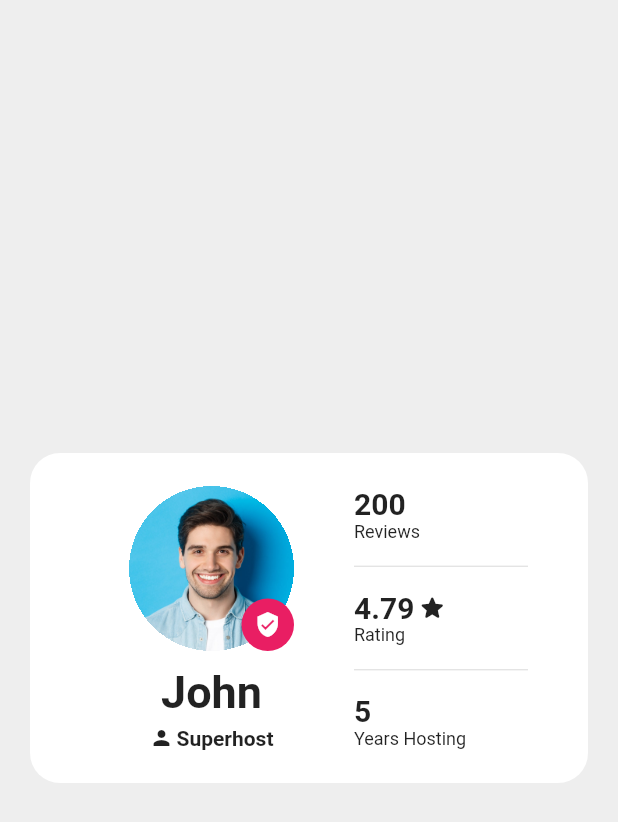
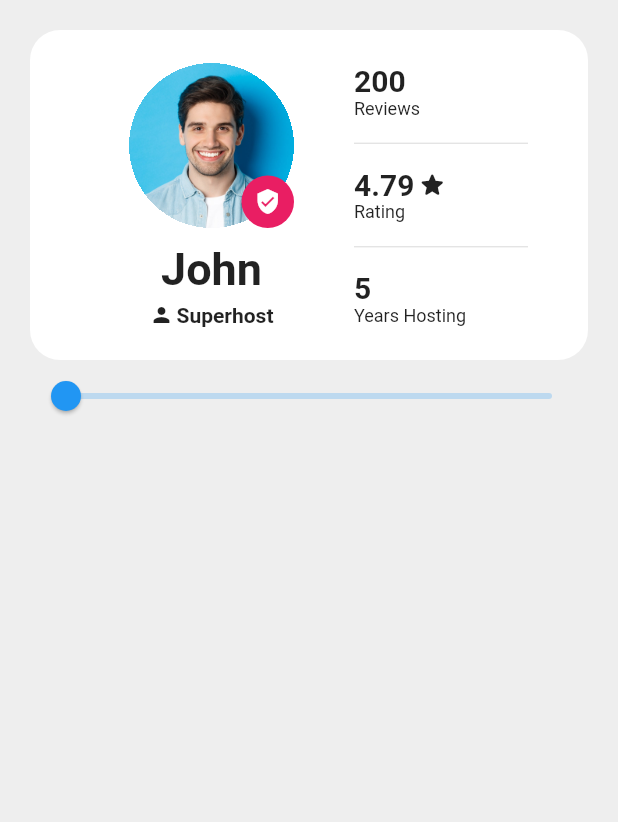
Before and after one commit to Roaa94/flutter_airbnb_ui, a Flutter app: the screen it shows after launch, on a phone screen of 412 x 824 dp. Shown: the top 822 px of the screen. Run offline on Flutter 3.47's test engine with Material 2 defaults, Android fonts, the phone set to English and light mode, and no system bars.

Commit message:
wip on flip animation

```diff
--- /dev/null
+++ b/lib/constants.dart
@@ -0,0 +1,3 @@
+class Constants {
+  static const double bookBorderRadius = 20;
+}
--- /dev/null
+++ b/lib/widgets/book_back.dart
@@ -0,0 +1,28 @@
+import 'package:flutter/material.dart';
+import 'package:flutter_airbnb_ui/constants.dart';
+import 'package:flutter_airbnb_ui/models/listing.dart';
+import 'package:flutter_airbnb_ui/widgets/landlord_info.dart';
+
+class BookBack extends StatelessWidget {
+  const BookBack(
+    this.listing, {
+    super.key,
+  });
+
+  final Listing listing;
+
+  @override
+  Widget build(BuildContext context) {
+    return Container(
+      padding: const EdgeInsets.only(left: 30, right: 40),
+      decoration: const BoxDecoration(
+        borderRadius: BorderRadius.only(
+          topRight: Radius.circular(Constants.bookBorderRadius),
+          bottomRight: Radius.circular(Constants.bookBorderRadius),
+        ),
+        color: Colors.white,
+      ),
+      child: LandlordInfo(listing),
+    );
+  }
+}
--- /dev/null
+++ b/lib/widgets/book_cover_back.dart
@@ -0,0 +1,68 @@
+import 'package:flutter/material.dart';
+import 'package:flutter_airbnb_ui/constants.dart';
+import 'package:flutter_airbnb_ui/models/listing.dart';
+import 'package:flutter_airbnb_ui/widgets/avatar.dart';
+
+class BookCoverBack extends StatelessWidget {
+  const BookCoverBack(
+    this.listing, {
+    super.key,
+  });
+
+  final Listing listing;
+
+  @override
+  Widget build(BuildContext context) {
+    return Container(
+      padding: const EdgeInsets.only(
+        top: 20,
+        bottom: 20,
+        left: 20,
+        right: 10,
+      ),
+      decoration: const BoxDecoration(
+        borderRadius: BorderRadius.only(
+          topLeft: Radius.circular(Constants.bookBorderRadius),
+          bottomLeft: Radius.circular(Constants.bookBorderRadius),
+        ),
+        color: Colors.white,
+      ),
+      child: Column(
+        mainAxisSize: MainAxisSize.min,
+        mainAxisAlignment: MainAxisAlignment.center,
+        crossAxisAlignment: CrossAxisAlignment.end,
+        children: [
+          Column(
+            children: [
+              Avatar(
+                imageUrl: listing.landlordAvatarUrl,
+                hasBadge: true,
+              ),
+              const SizedBox(height: 10),
+              Text(
+                listing.landlordName,
+                textAlign: TextAlign.center,
+                style: const TextStyle(
+                  fontSize: 30,
+                  fontWeight: FontWeight.w700,
+                ),
+              ),
+              const SizedBox(height: 5),
+              Row(
+                mainAxisSize: MainAxisSize.min,
+                children: const [
+                  Icon(Icons.person, size: 16),
+                  SizedBox(width: 2),
+                  Text(
+                    'Superhost',
+                    style: TextStyle(fontWeight: FontWeight.w700),
+                  ),
+                ],
+              ),
+            ],
+          ),
+        ],
+      ),
+    );
+  }
+}
--- /dev/null
+++ b/lib/widgets/book_cover_front.dart
@@ -0,0 +1,37 @@
+import 'package:flutter/material.dart';
+import 'package:flutter_airbnb_ui/constants.dart';
+import 'package:flutter_airbnb_ui/models/listing.dart';
+import 'package:flutter_airbnb_ui/widgets/avatar.dart';
+
+class BookCoverFront extends StatelessWidget {
+  const BookCoverFront(
+    this.listing, {
+    super.key,
+  });
+
+  final Listing listing;
+
+  @override
+  Widget build(BuildContext context) {
+    return Container(
+      padding: const EdgeInsets.only(
+        top: 20,
+        bottom: 20,
+        left: 20,
+        right: 10,
+      ),
+      decoration: BoxDecoration(
+        borderRadius: const BorderRadius.only(
+          topRight: Radius.circular(Constants.bookBorderRadius),
+          bottomRight: Radius.circular(Constants.bookBorderRadius),
+        ),
+        color: Colors.grey.shade200,
+      ),
+      alignment: Alignment.center,
+      child: Avatar(
+        imageUrl: listing.landlordAvatarUrl,
+        size: 140,
+      ),
+    );
+  }
+}
--- a/lib/widgets/book_flip.dart
+++ b/lib/widgets/book_flip.dart
@@ -1,88 +1,84 @@
+import 'dart:math';
+
 import 'package:flutter/material.dart';
 import 'package:flutter_airbnb_ui/models/listing.dart';
-import 'package:flutter_airbnb_ui/widgets/avatar.dart';
-import 'package:flutter_airbnb_ui/widgets/landlord_info.dart';
+import 'package:flutter_airbnb_ui/widgets/book_back.dart';
+import 'package:flutter_airbnb_ui/widgets/book_cover_back.dart';
+import 'package:flutter_airbnb_ui/widgets/book_cover_front.dart';
 
-class BookFlip extends StatelessWidget {
+class BookFlip extends StatefulWidget {
   const BookFlip({
     super.key,
     required this.listing,
   });
 
   final Listing listing;
-  static const double radius = 20;
+
+  @override
+  State<BookFlip> createState() => _BookFlipState();
+}
+
+class _BookFlipState extends State<BookFlip>
+    with SingleTickerProviderStateMixin {
+  late final AnimationController _animationController;
+  double _sliderValue = 0;
+
+  @override
+  void initState() {
+    _animationController = AnimationController(
+      vsync: this,
+      duration: const Duration(milliseconds: 1000),
+    );
+    super.initState();
+  }
 
   @override
   Widget build(BuildContext context) {
-    return ConstrainedBox(
+    return Column(
+      children: [
+        ConstrainedBox(
           constraints: const BoxConstraints(maxHeight: 220),
           child: Row(
             crossAxisAlignment: CrossAxisAlignment.stretch,
+            textDirection: TextDirection.rtl,
             children: [
               Expanded(
-            child: Container(
-              padding: const EdgeInsets.only(
-                  top: 20, bottom: 20, left: 20, right: 10),
-              decoration: const BoxDecoration(
-                borderRadius: BorderRadius.only(
-                  topLeft: Radius.circular(radius),
-                  bottomLeft: Radius.circular(radius),
+                child: BookBack(widget.listing),
               ),
-                color: Colors.white,
-              ),
-              child: Column(
-                mainAxisSize: MainAxisSize.min,
-                mainAxisAlignment: MainAxisAlignment.center,
-                crossAxisAlignment: CrossAxisAlignment.end,
+              Expanded(
+                child: Transform(
+                  transform: Matrix4.identity()
+                    ..setEntry(3, 2, 0.001)
+                    ..rotateY(-pi * _sliderValue),
+                  alignment: Alignment.centerRight,
+                  child: Stack(
                     children: [
-                  Column(
-                    children: [
-                      Avatar(
-                        imageUrl: listing.landlordAvatarUrl,
-                        hasBadge: true,
-                      ),
-                      const SizedBox(height: 10),
-                      Text(
-                        listing.landlordName,
-                        textAlign: TextAlign.center,
-                        style: const TextStyle(
-                          fontSize: 30,
-                          fontWeight: FontWeight.w700,
+                      Positioned.fill(
+                        child: Transform(
+                          transform: Matrix4.identity()
+                            ..setEntry(3, 2, 0.001)
+                            ..rotateY(-pi),
+                          alignment: Alignment.center,
+                          child: BookCoverFront(widget.listing),
                         ),
                       ),
-                      const SizedBox(height: 5),
-                      Row(
-                        mainAxisSize: MainAxisSize.min,
-                        children: const [
-                          Icon(Icons.person, size: 16),
-                          SizedBox(width: 2),
-                          Text(
-                            'Superhost',
-                            style: TextStyle(fontWeight: FontWeight.w700),
-                          ),
-                        ],
-                      ),
-                    ],
+                      Positioned.fill(
+                        child: BookCoverBack(widget.listing),
                       ),
                     ],
                   ),
                 ),
               ),
-          Expanded(
-            child: Container(
-              padding: const EdgeInsets.only(left: 30, right: 40),
-              decoration: const BoxDecoration(
-                borderRadius: BorderRadius.only(
-                  topRight: Radius.circular(radius),
-                  bottomRight: Radius.circular(radius),
-                ),
-                color: Colors.white,
-              ),
-              child: LandlordInfo(listing),
+            ],
           ),
         ),
+        Slider(
+          min: 0,
+          max: 1,
+          value: _sliderValue,
+          onChanged: (value) => setState(() => _sliderValue = value),
+        )
       ],
-      ),
     );
   }
 }
```
Lines whose indentation alone changed are shown as unchanged.
